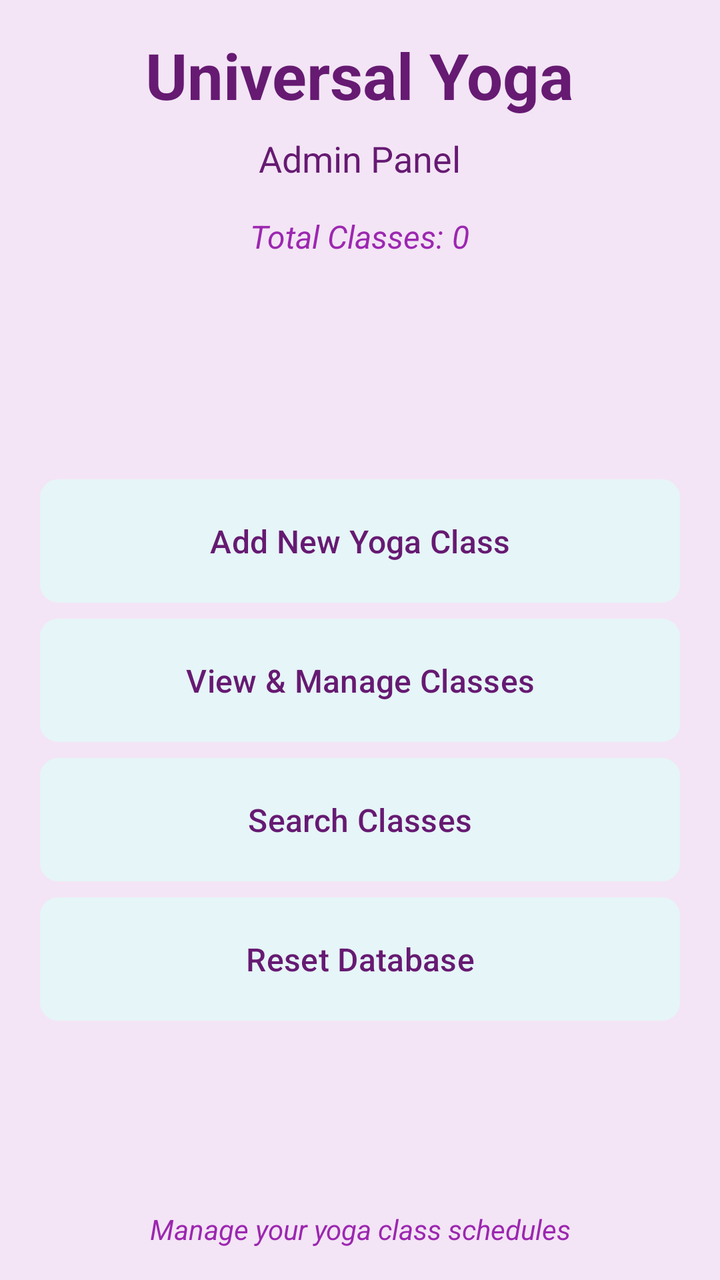
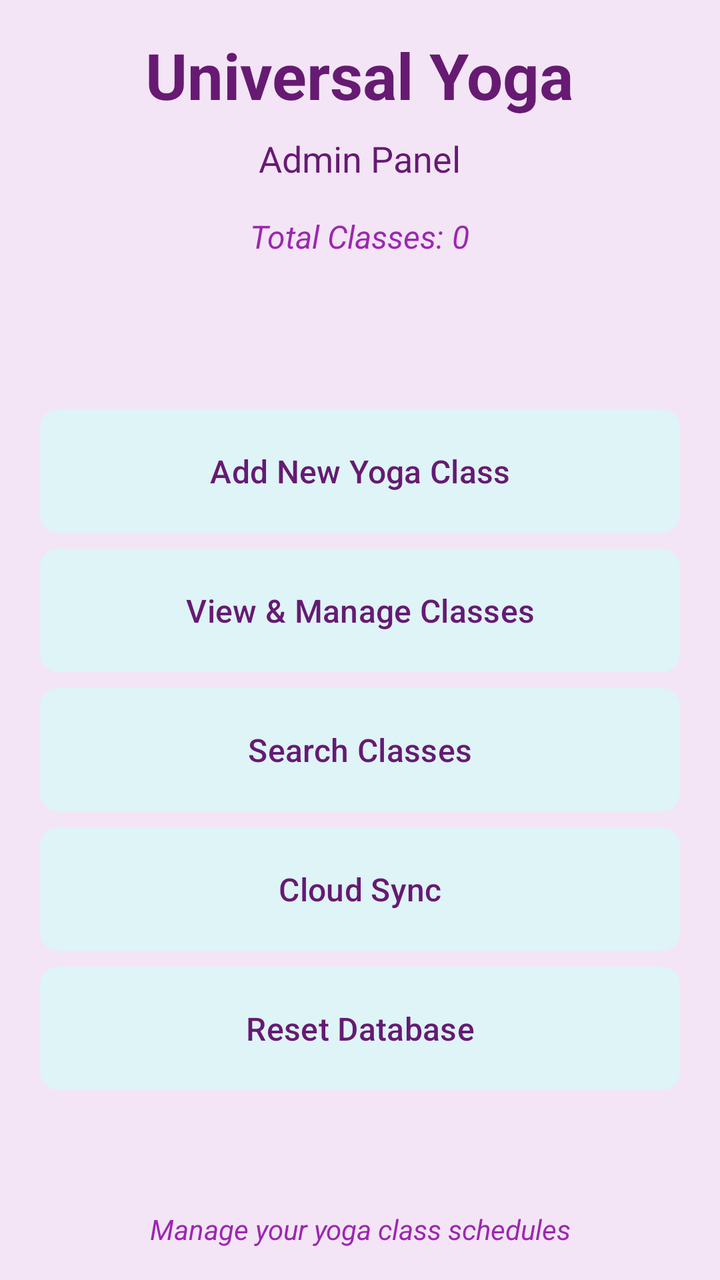

Two renders of the same Android screen: before a commit and after it. Below are the layout's source before the change and the commit's diff.
<!-- AndroidManifest.xml: application theme Theme.Yogaadminapp -->
<!-- res/layout/activity_main.xml -->
<?xml version="1.0" encoding="utf-8"?>
<LinearLayout xmlns:android="http://schemas.android.com/apk/res/android"
    xmlns:app="http://schemas.android.com/apk/res-auto"
    xmlns:tools="http://schemas.android.com/tools"
    android:id="@+id/main"
    android:layout_width="match_parent"
    android:layout_height="match_parent"
    android:orientation="vertical"
    android:padding="16dp"
    android:background="@color/light_purple"
    tools:context=".MainActivity">

    
    <LinearLayout
        android:layout_width="match_parent"
        android:layout_height="wrap_content"
        android:layout_marginBottom="32dp"
        android:gravity="center"
        android:orientation="vertical">

        <TextView
            android:layout_width="wrap_content"
            android:layout_height="wrap_content"
            android:text="Universal Yoga"
            android:textColor="@color/dark_purple"
            android:textSize="32sp"
            android:textStyle="bold" />

        <TextView
            android:layout_width="wrap_content"
            android:layout_height="wrap_content"
            android:layout_marginTop="8dp"
            android:text="Admin Panel"
            android:textColor="@color/dark_purple"
            android:textSize="18sp" />

        <TextView
            android:id="@+id/tv_class_count"
            android:layout_width="wrap_content"
            android:layout_height="wrap_content"
            android:layout_marginTop="16dp"
            android:text="Total Classes: 0"
            android:textColor="@color/medium_purple"
            android:textSize="16sp"
            android:textStyle="italic" />

    </LinearLayout>

    
    <LinearLayout
        android:layout_width="match_parent"
        android:layout_height="wrap_content"
        android:layout_weight="1"
        android:gravity="center"
        android:orientation="vertical">

        <Button
            android:id="@+id/btn_add_class"
            style="@style/ButtonStyle"
            android:layout_width="match_parent"
            android:layout_height="wrap_content"
            android:layout_marginBottom="16dp"
            android:text="Add New Yoga Class"
            android:drawableStart="@android:drawable/ic_input_add"
            android:drawablePadding="8dp" />

        <Button
            android:id="@+id/btn_view_classes"
            style="@style/ButtonStyle"
            android:layout_width="match_parent"
            android:layout_height="wrap_content"
            android:layout_marginBottom="16dp"
            android:text="View &amp; Manage Classes"
            android:drawableStart="@android:drawable/ic_menu_view"
            android:drawablePadding="8dp" />

        <Button
            android:id="@+id/btn_search_classes"
            style="@style/ButtonStyle"
            android:layout_width="match_parent"
            android:layout_height="wrap_content"
            android:layout_marginBottom="16dp"
            android:text="Search Classes"
            android:drawableStart="@android:drawable/ic_menu_search"
            android:drawablePadding="8dp" />

        <Button
            android:id="@+id/btn_reset_database"
            style="@style/ButtonStyle"
            android:layout_width="match_parent"
            android:layout_height="wrap_content"
            android:layout_marginBottom="16dp"
            android:text="Reset Database"
            android:drawableStart="@android:drawable/ic_menu_delete"
            android:drawablePadding="8dp" />

    </LinearLayout>

    
    <TextView
        android:layout_width="match_parent"
        android:layout_height="wrap_content"
        android:layout_marginTop="16dp"
        android:gravity="center"
        android:text="Manage your yoga class schedules"
        android:textColor="@color/medium_purple"
        android:textSize="14sp"
        android:textStyle="italic" />

</LinearLayout>
<!-- resources referenced by this layout -->
<resources>
  <color name="dark_purple">#661a72</color>
  <color name="light_purple">#F3E5F5</color>
  <color name="medium_purple">#9C27B0</color>
  <style name="ButtonStyle">
          <item name="android:background">@drawable/button_background</item>
          <item name="android:textColor">@color/dark_purple</item>
          <item name="android:textSize">16sp</item>
          <item name="android:padding">16dp</item>
          <item name="android:layout_margin">4dp</item>
          <item name="android:textAllCaps">false</item>
          <item name="android:elevation">0dp</item>
          <item name="android:translationZ">0dp</item>
          <item name="android:stateListAnimator">@null</item>
          <item name="backgroundTint">@null</item>
          <item name="android:backgroundTint">@null</item>
      </style>
  <style name="Theme.Yogaadminapp" parent="Base.Theme.Yogaadminapp" />
  <!-- drawable button_background (drawable) -->
  <?xml version="1.0" encoding="utf-8"?>
  <shape xmlns:android="http://schemas.android.com/apk/res/android">
      <solid android:color="@color/mint_green" />
      <corners android:radius="8dp" />
      <stroke
          android:width="2dp"
          android:color="@color/mint_green" />
  </shape>
  <style name="Base.Theme.Yogaadminapp" parent="Theme.Material3.DayNight.NoActionBar">
          
          
          
          
          <item name="android:windowContentTransitions">false</item>
          <item name="android:windowActivityTransitions">false</item>
      </style>
  <color name="mint_green">#e6f5f7</color>
</resources>

<!-- the commit's change to res/layout/activity_main.xml (unified diff, before → after) -->
@@ -85,6 +85,16 @@
             android:drawablePadding="8dp" />
 
         <Button
+            android:id="@+id/btn_cloud_sync"
+            style="@style/ButtonStyle"
+            android:layout_width="match_parent"
+            android:layout_height="wrap_content"
+            android:layout_marginBottom="16dp"
+            android:text="Cloud Sync"
+            android:drawableStart="@android:drawable/stat_sys_upload"
+            android:drawablePadding="8dp" />
+
+        <Button
             android:id="@+id/btn_reset_database"
             style="@style/ButtonStyle"
             android:layout_width="match_parent"
<!-- resource entries referenced after the edit -->
@@ -20,11 +20,11 @@
   <!-- drawable button_background (drawable) -->
   <?xml version="1.0" encoding="utf-8"?>
   <shape xmlns:android="http://schemas.android.com/apk/res/android">
-      <solid android:color="@color/mint_green" />
+      <solid android:color="@color/accent_blue" />
       <corners android:radius="8dp" />
       <stroke
           android:width="2dp"
-          android:color="@color/mint_green" />
+          android:color="@color/accent_blue" />
   </shape>
   <style name="Base.Theme.Yogaadminapp" parent="Theme.Material3.DayNight.NoActionBar">
           
@@ -34,6 +34,6 @@
           <item name="android:windowContentTransitions">false</item>
           <item name="android:windowActivityTransitions">false</item>
       </style>
-  <color name="mint_green">#e6f5f7</color>
+  <color name="accent_blue">#def4f7</color>
 </resources>
 
